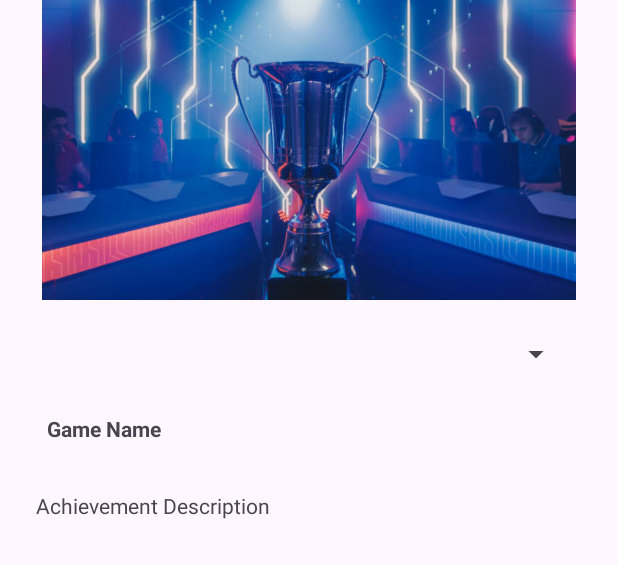
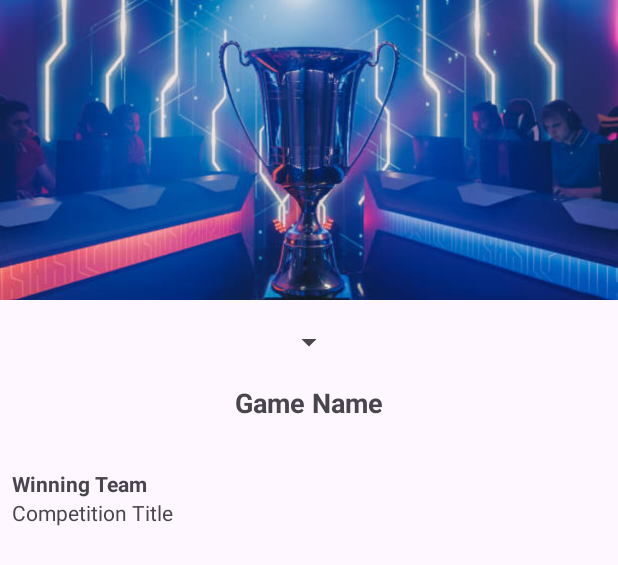
Before and after one commit to ievana01/ProjectANMP, an Android app: the layout achievement_item.xml on its own in the app's theme, with its tools: preview values and no code run, on a phone screen of 412 x 824 dp. Shown: the top 565 px of the screen. Run offline under Robolectric (Android 15) with nearby library versions, the phone set to English and light mode, and no system bars; network calls fail; Roboto replaces fonts that are not available here.

Commit message:
achievement

```diff
--- a/app/src/main/java/com/ievana/capygo_anmp/model/Model.kt
+++ b/app/src/main/java/com/ievana/capygo_anmp/model/Model.kt
@@ -6,7 +6,7 @@ data class Game(
     var description: String?,
     var image: String?,
     var teams: ArrayList<Team>,
-    var achievements : ArrayList<Achievement>
+    var achievements : List<Achievement>
 )
 
 data class Achievement(
--- a/app/src/main/java/com/ievana/capygo_anmp/view/AchievementAdapter.kt
+++ b/app/src/main/java/com/ievana/capygo_anmp/view/AchievementAdapter.kt
@@ -6,6 +6,7 @@ import androidx.recyclerview.widget.RecyclerView
 import com.ievana.capygo_anmp.databinding.AchievementItemBinding
 import com.ievana.capygo_anmp.databinding.TeamsListItemBinding
 import com.ievana.capygo_anmp.model.Achievement
+import com.ievana.capygo_anmp.model.Game
 import com.ievana.capygo_anmp.model.Team
 
 class AchievementAdapter(val achievementList: ArrayList<Achievement>):RecyclerView.Adapter<AchievementAdapter.AchievementViewHolder>() {
@@ -20,6 +21,7 @@ class AchievementAdapter(val achievementList: ArrayList<Achievement>):RecyclerVi
     }
 
     override fun onBindViewHolder(holder: AchievementAdapter.AchievementViewHolder, position: Int) {
+//        holder.binding.yearSpinner
         holder.binding.txtACName.text = achievementList[position].winningTeam
         holder.binding.txtACAchiv.text = achievementList[position].competitionTitle
     }
--- a/app/src/main/java/com/ievana/capygo_anmp/view/GameListAdapter.kt
+++ b/app/src/main/java/com/ievana/capygo_anmp/view/GameListAdapter.kt
@@ -45,7 +45,7 @@ class GameListAdapter(val gameList: ArrayList<Game>) : RecyclerView.Adapter<Game
             Navigation.findNavController(it).navigate(action)
         }
         holder.binding.btnAchivement.setOnClickListener{
-            val action = MainFragmentDirections.actionAchievementFragment()
+            val action = MainFragmentDirections.actionAchievementFragment(name!!)
             Navigation.findNavController(it).navigate(action)
         }
     }
--- a/app/src/main/res/layout/achievement_item.xml
+++ b/app/src/main/res/layout/achievement_item.xml
@@ -1,60 +1,68 @@
 <?xml version="1.0" encoding="utf-8"?>
-<androidx.constraintlayout.widget.ConstraintLayout xmlns:android="http://schemas.android.com/apk/res/android"
+<androidx.constraintlayout.widget.ConstraintLayout
+    xmlns:android="http://schemas.android.com/apk/res/android"
     xmlns:app="http://schemas.android.com/apk/res-auto"
     xmlns:tools="http://schemas.android.com/tools"
     android:layout_width="match_parent"
     android:layout_height="match_parent">
 
+    <!-- Game Image -->
     <ImageView
-        android:id="@+id/imageView"
+        android:id="@+id/gameImage"
         android:layout_width="0dp"
         android:layout_height="200dp"
+        android:scaleType="centerCrop"
         app:layout_constraintEnd_toEndOf="parent"
         app:layout_constraintStart_toStartOf="parent"
         app:layout_constraintTop_toTopOf="parent"
-        app:srcCompat="@drawable/background"
-        tools:src="@tools:sample/avatars" />
+        tools:src="@drawable/background" />
 
+    <!-- Spinner for year filter -->
     <Spinner
-        android:id="@+id/spinner"
-        android:layout_width="350dp"
+        android:id="@+id/yearSpinner"
+        android:layout_width="wrap_content"
+        android:layout_height="wrap_content"
+        android:layout_marginTop="16dp"
+        app:layout_constraintEnd_toEndOf="parent"
+        app:layout_constraintStart_toStartOf="parent"
+        app:layout_constraintTop_toBottomOf="@+id/gameImage" />
+
+    <!-- Game Title -->
+    <TextView
+        android:id="@+id/txtGameName"
+        android:layout_width="wrap_content"
+        android:layout_height="wrap_content"
+        android:layout_marginTop="16dp"
+        android:textStyle="bold"
+        android:textSize="18sp"
+        app:layout_constraintEnd_toEndOf="parent"
+        app:layout_constraintStart_toStartOf="parent"
+        app:layout_constraintTop_toBottomOf="@+id/yearSpinner"
+        tools:text="Game Name" />
+
+    <LinearLayout
+        android:layout_width="match_parent"
         android:layout_height="wrap_content"
         android:layout_marginTop="24dp"
+        android:orientation="vertical"
+        android:padding="8dp"
         app:layout_constraintEnd_toEndOf="parent"
         app:layout_constraintStart_toStartOf="parent"
-        app:layout_constraintTop_toBottomOf="@+id/imageView" />
+        app:layout_constraintTop_toBottomOf="@+id/txtGameName">
 
-    <TextView
-        android:id="@+id/txtACName"
-        android:layout_width="wrap_content"
-        android:layout_height="wrap_content"
-        android:layout_marginTop="28dp"
-        android:text="Game Name"
-        android:textStyle="bold"
-        app:layout_constraintEnd_toEndOf="parent"
-        app:layout_constraintHorizontal_bias="0.093"
-        app:layout_constraintStart_toStartOf="parent"
-        app:layout_constraintTop_toBottomOf="@+id/spinner" />
-
-    <LinearLayout
-        android:layout_width="0dp"
-        android:layout_height="wrap_content"
-        android:layout_marginStart="24dp"
-        android:layout_marginEnd="24dp"
-        android:orientation="vertical"
-        app:layout_constraintBottom_toBottomOf="parent"
-        app:layout_constraintEnd_toEndOf="parent"
-        app:layout_constraintHorizontal_bias="0.0"
-        app:layout_constraintStart_toStartOf="parent"
-        app:layout_constraintTop_toBottomOf="@+id/txtACName"
-        app:layout_constraintVertical_bias="0.0">
+        <TextView
+            android:id="@+id/txtACName"
+            android:layout_width="wrap_content"
+            android:layout_height="wrap_content"
+            android:text="Winning Team"
+            android:textStyle="bold" />
 
         <TextView
             android:id="@+id/txtACAchiv"
             android:layout_width="wrap_content"
             android:layout_height="wrap_content"
-            android:layout_marginTop="32dp"
-            android:text="Achievement Description" />
+            android:text="Competition Title" />
+
     </LinearLayout>
 
 </androidx.constraintlayout.widget.ConstraintLayout>
--- a/app/src/main/res/navigation/capygo_navigation.xml
+++ b/app/src/main/res/navigation/capygo_navigation.xml
@@ -48,5 +48,9 @@
         android:id="@+id/achievementFragment"
         android:name="com.ievana.capygo_anmp.view.AchievementFragment"
         android:label="fragment_achievement"
-        tools:layout="@layout/fragment_achievement" />
+        tools:layout="@layout/fragment_achievement" >
+        <argument
+            android:name="name"
+            app:argType="string" />
+    </fragment>
 </navigation>
```
Also changed, not shown: app/src/main/java/com/ievana/capygo_anmp/view/AchievementFragment.kt (+15 -3 lines), app/src/main/java/com/ievana/capygo_anmp/viewmodel/AchievementViewModel.kt (+14 -31 lines).
